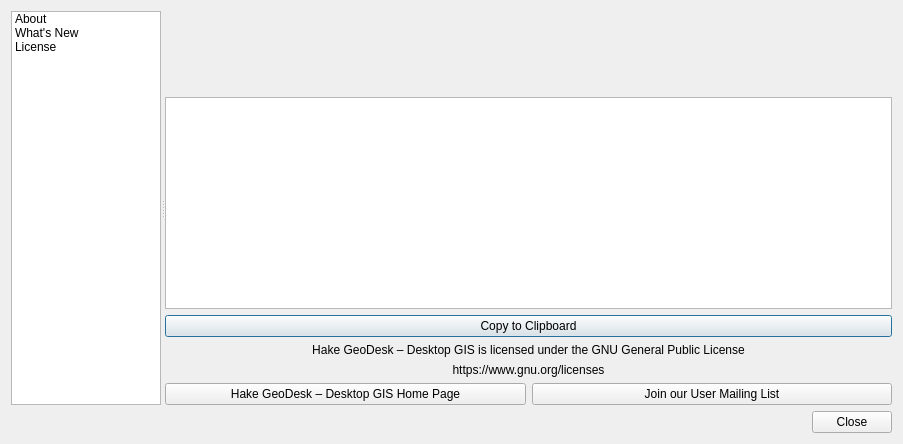
This is src/ui/qgsabout.ui in sagar-singha-roy/hake-gis as Qt 5 draws it before an edit. The edited form follows.
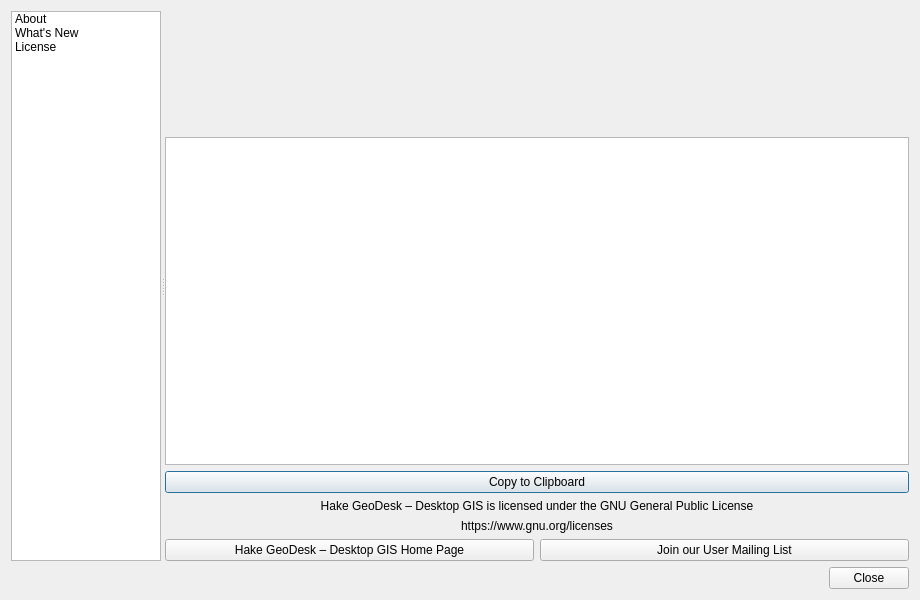
This is the edited form.

Commit message: UI: Fix dark mode GIS layer text visibility, increase license text size, enlarge Hake Geo logo, and polish About/What's New presentation

Patch:
```diff
--- a/src/ui/qgsabout.ui
+++ b/src/ui/qgsabout.ui
@@ -6,14 +6,14 @@
    <rect>
     <x>0</x>
     <y>0</y>
-    <width>903</width>
-    <height>444</height>
+    <width>920</width>
+    <height>600</height>
    </rect>
   </property>
   <property name="minimumSize">
    <size>
-    <width>700</width>
-    <height>0</height>
+    <width>800</width>
+    <height>520</height>
    </size>
   </property>
   <property name="windowTitle">
@@ -165,14 +165,14 @@
               <widget class="QLabel" name="qgisIcon">
                <property name="minimumSize">
                 <size>
-                 <width>240</width>
-                 <height>80</height>
+                 <width>280</width>
+                 <height>120</height>
                 </size>
                </property>
                <property name="maximumSize">
                 <size>
-                 <width>320</width>
-                 <height>100</height>
+                 <width>420</width>
+                 <height>180</height>
                 </size>
                </property>
                <property name="alignment">
```
The commit also changes 5 other files.
